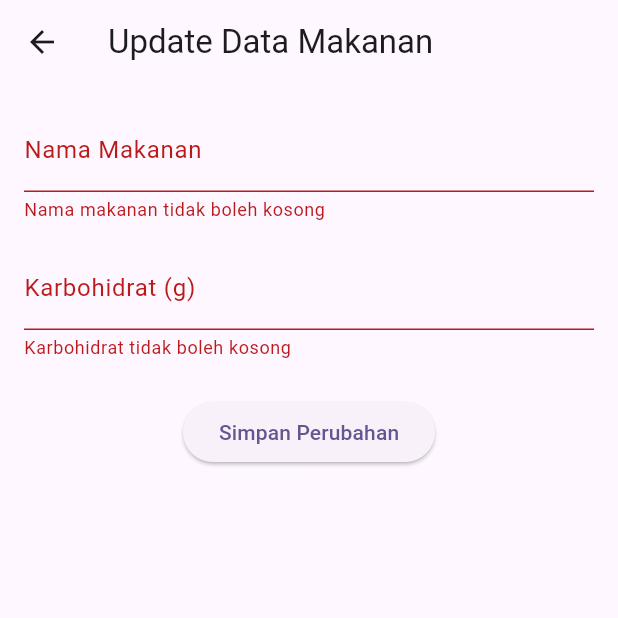
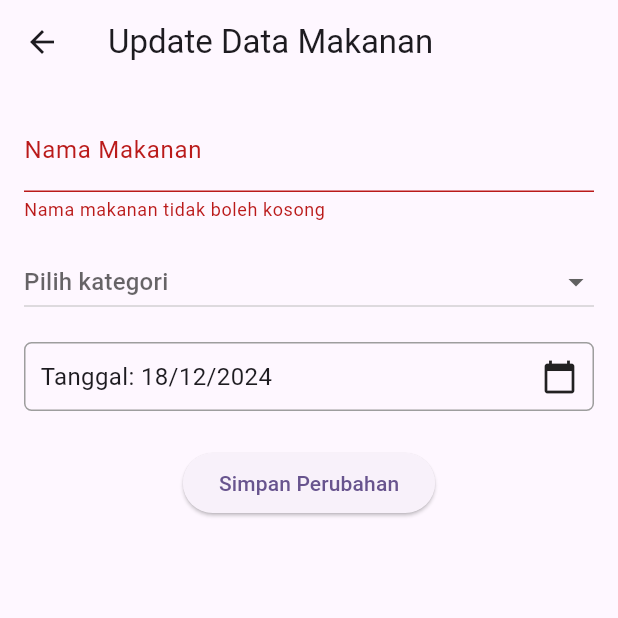
Before and after one commit to nailahazhr/tekber-finalproject, a Flutter app: the UpdateMakananScreen screen opened directly with empty values, after a tap on "Simpan Perubahan", on a phone screen of 412 x 824 dp, the top half of it. Run offline on Flutter 3.47's test engine with Material 3 defaults, Android fonts, the phone set to English and light mode, and no system bars; our stand-ins replace cached_network_image, cloud_firestore, easy_date_timeline, firebase_auth, firebase_core; accounts and stored records are empty.

Commit message:
revisi lagii

```diff
--- a/lib/screens/update_screen.dart
+++ b/lib/screens/update_screen.dart
@@ -20,14 +20,28 @@ class UpdateMakananScreen extends StatefulWidget {
 class _UpdateMakananScreenState extends State<UpdateMakananScreen> {
   final _formKey = GlobalKey<FormState>();
   late TextEditingController _namaMakananController;
-  late TextEditingController _karbohidratController;
+  DateTime selectedDate = DateTime.now();
+  int? selectedKategori;
 
   @override
   void initState() {
     super.initState();
     // Mengisi form dengan data yang sudah ada
     _namaMakananController = TextEditingController(text: widget.makananData['nama_makanan']);
-    _karbohidratController = TextEditingController(text: widget.makananData['karbohidrat'].toString());
+  }
+
+  Future<void> _selectDate(BuildContext context, StateSetter setState) async {
+    final DateTime? pickedDate = await showDatePicker(
+      context: context,
+      initialDate: selectedDate,
+      firstDate: DateTime(2000),
+      lastDate: DateTime(2101),
+    );
+    if (pickedDate != null && pickedDate != selectedDate) {
+      setState(() {
+        selectedDate = pickedDate;
+      });
+    }
   }
 
   Future<void> updateMakanan() async {
@@ -35,7 +49,8 @@ class _UpdateMakananScreenState extends State<UpdateMakananScreen> {
       try {
         await FirebaseFirestore.instance.collection('makanan').doc(widget.makananId).update({
           'nama_makanan': _namaMakananController.text,
-          'karbohidrat': int.parse(_karbohidratController.text),
+          'kategori': selectedKategori,
+          'tanggal': selectedDate,
         });
 
         if (mounted) {
@@ -83,21 +98,46 @@ class _UpdateMakananScreenState extends State<UpdateMakananScreen> {
                 },
               ),
               const SizedBox(height: 16),
-              TextFormField(
-                controller: _karbohidratController,
-                decoration: const InputDecoration(
-                  labelText: 'Karbohidrat (g)',
-                ),
-                keyboardType: TextInputType.number,
-                validator: (value) {
-                  if (value == null || value.isEmpty) {
-                    return 'Karbohidrat tidak boleh kosong';
-                  }
-                  if (int.tryParse(value) == null) {
-                    return 'Karbohidrat harus berupa angka';
-                  }
-                  return null;
-                },
+              Column(
+                mainAxisSize: MainAxisSize.min,
+                children: [
+                  DropdownButton<int>(
+                    isExpanded: true,
+                    value: selectedKategori,
+                    hint: const Text('Pilih kategori'),
+                    items: const [
+                      DropdownMenuItem(value: 1, child: Text('Sarapan')),
+                      DropdownMenuItem(value: 2, child: Text('Makan Siang')),
+                      DropdownMenuItem(value: 3, child: Text('Makan Malam')),
+                    ],
+                    onChanged: (value) {
+                      setState(() {
+                        selectedKategori = value;
+                      });
+                    },
+                  ),
+                  const SizedBox(height: 16),
+                  InkWell(
+                    onTap: () => _selectDate(context, setState),
+                    child: Container(
+                      padding: const EdgeInsets.all(10),
+                      decoration: BoxDecoration(
+                        border: Border.all(color: Colors.grey),
+                        borderRadius: BorderRadius.circular(5),
+                      ),
+                      child: Row(
+                        mainAxisAlignment: MainAxisAlignment.spaceBetween,
+                        children: [
+                          Text(
+                            'Tanggal: ${selectedDate.day}/${selectedDate.month}/${selectedDate.year}',
+                            style: const TextStyle(fontSize: 16),
+                          ),
+                          const Icon(Icons.calendar_today),
+                        ],
+                      ),
+                    ),
+                  ),
+                ],
               ),
               const SizedBox(height: 24),
               ElevatedButton(
```
Also changed, not shown: lib/screens/delete_screen.dart (+10 -1 lines), lib/screens/home_page.dart (+67 -25 lines).
